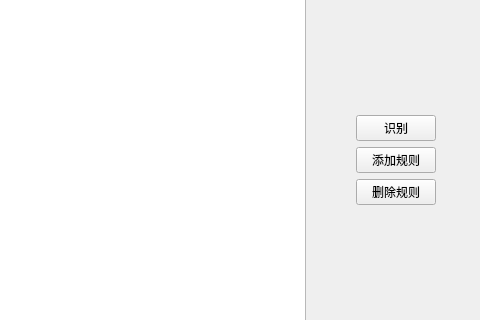
Qt form mainwindow.ui (YoferChen/AnimalRecognitionSystem_Qt5) before a commit; both pictures show x 469 to 949 and y 213 to 533 of the 949 by 637 pixel window.
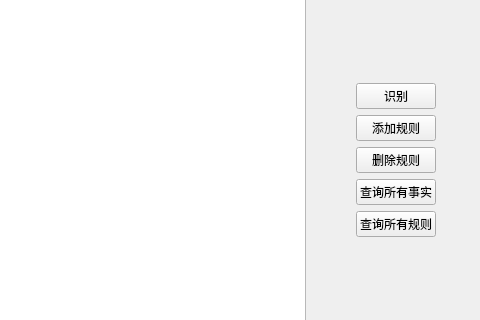
The same form after that commit.

Commit message: 完成添加新规则的UI交互

The edit to the form file:
```diff
--- a/mainwindow.ui
+++ b/mainwindow.ui
@@ -231,6 +231,20 @@
                </property>
               </widget>
              </item>
+             <item>
+              <widget class="QPushButton" name="pushButton_getfacts">
+               <property name="text">
+                <string>查询所有事实</string>
+               </property>
+              </widget>
+             </item>
+             <item>
+              <widget class="QPushButton" name="pushButton_getRules">
+               <property name="text">
+                <string>查询所有规则</string>
+               </property>
+              </widget>
+             </item>
              <item>
               <spacer name="verticalSpacer_2">
                <property name="orientation">
```
Left out of the diff: 2 changed lines with no effect on the pictures. The commit also changes 10 other files.
